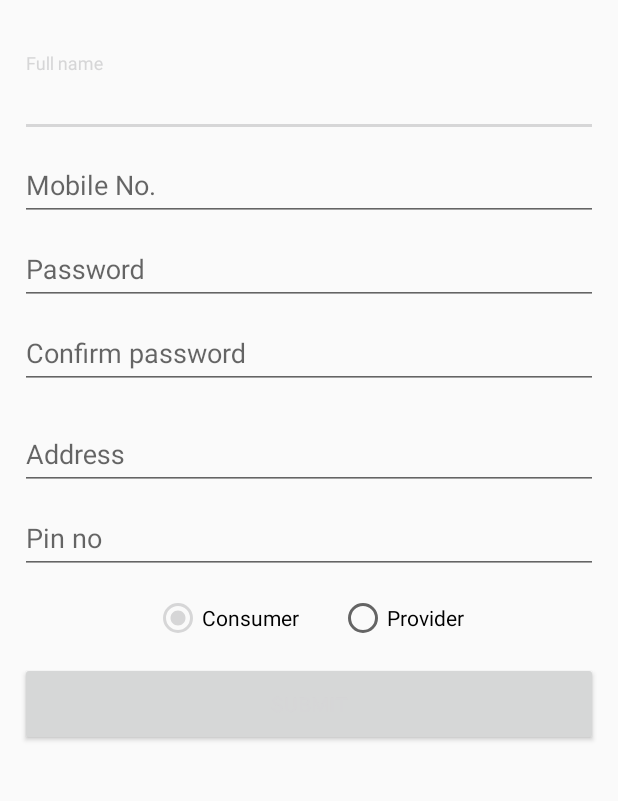
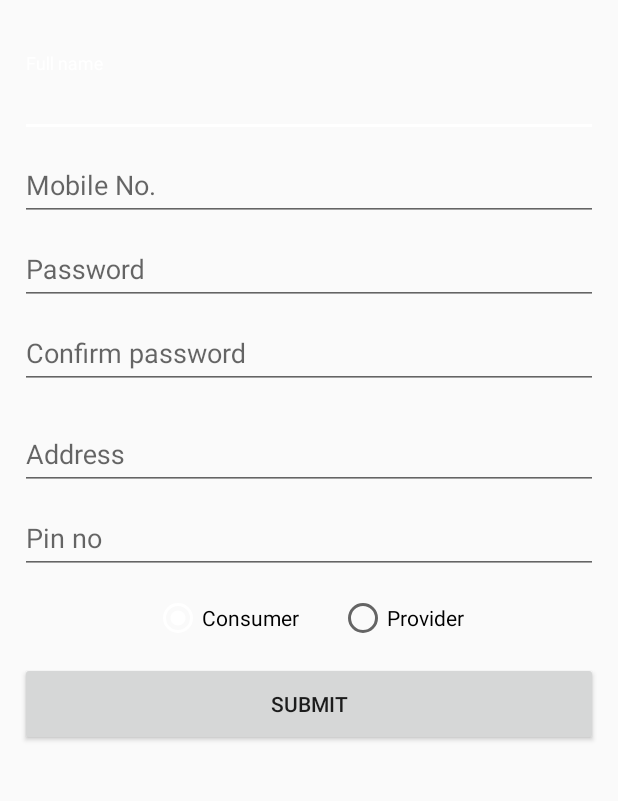
Before and after one commit to shawshank95/ServeEasy, an Android app: the Registration screen opened directly, with no data from a screen before it, on a phone screen of 412 x 824 dp, the part 84-885 px from its top. Run offline under Robolectric (Android 15) with nearby library versions, the phone set to English and light mode, and no system bars; our stand-ins replace Volley.

Commit message:
Update styles.xml

```diff
--- a/app/src/main/res/values/styles.xml
+++ b/app/src/main/res/values/styles.xml
@@ -2,18 +2,13 @@
 
     <!-- Base application theme. -->
     <style name="AppTheme" parent="Theme.AppCompat.Light.DarkActionBar">
-        <item name="colorPrimary">@color/primary</item>
-        <item name="colorPrimaryDark">@color/primary_dark</item>
-        <item name="colorAccent">@color/accent</item>
-        <item name="android:textColorPrimary">@color/primary_text</item>
-        <!--<item name="colorBackground">@color/icons</item>-->
+        <!-- Customize your theme here. -->
+        <item name="colorPrimary">@color/colorPrimary</item>
+        <item name="colorPrimaryDark">@color/colorPrimaryDark</item>
+        <item name="colorAccent">@color/colorAccent</item>
         <item name="windowActionBar">false</item>
         <item name="windowNoTitle">true</item>
     </style>
-
-
-
-    <!-- Palette generated by Material Palette - materialpalette.com/green/green -->
 
     <style name="AppTheme.AppBarOverlay" parent="ThemeOverlay.AppCompat.Dark.ActionBar" />
 
```
